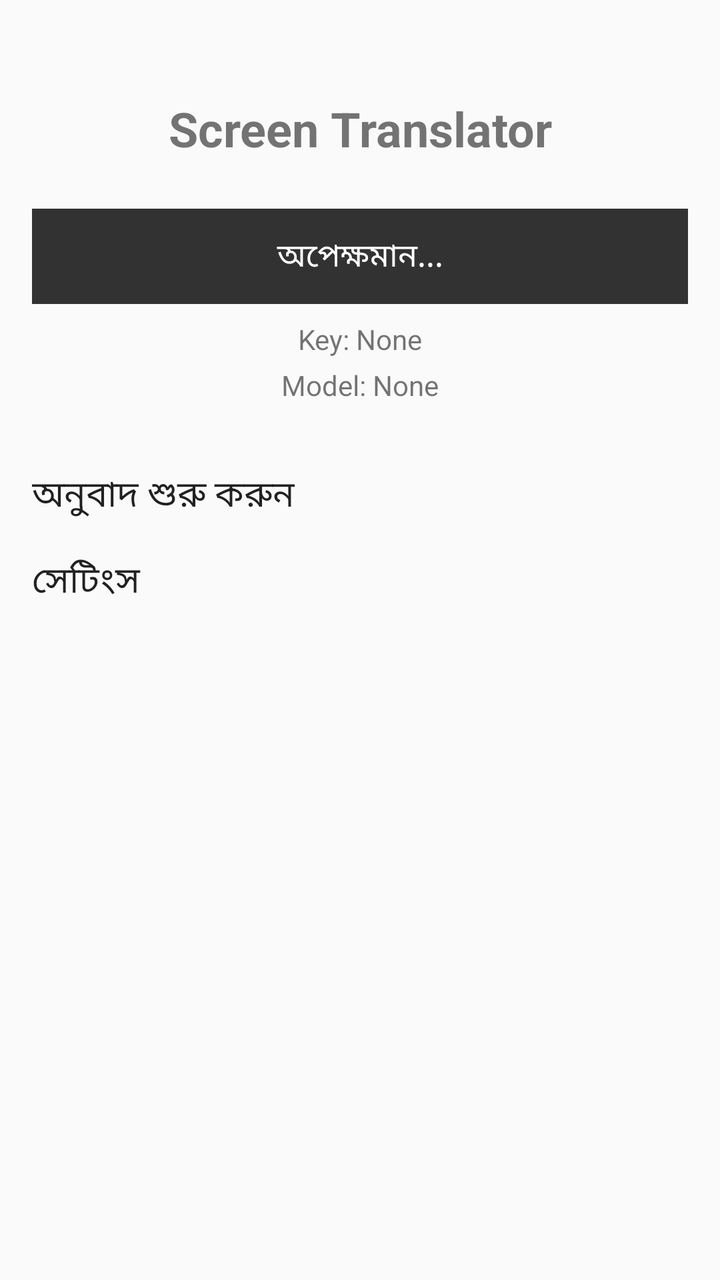
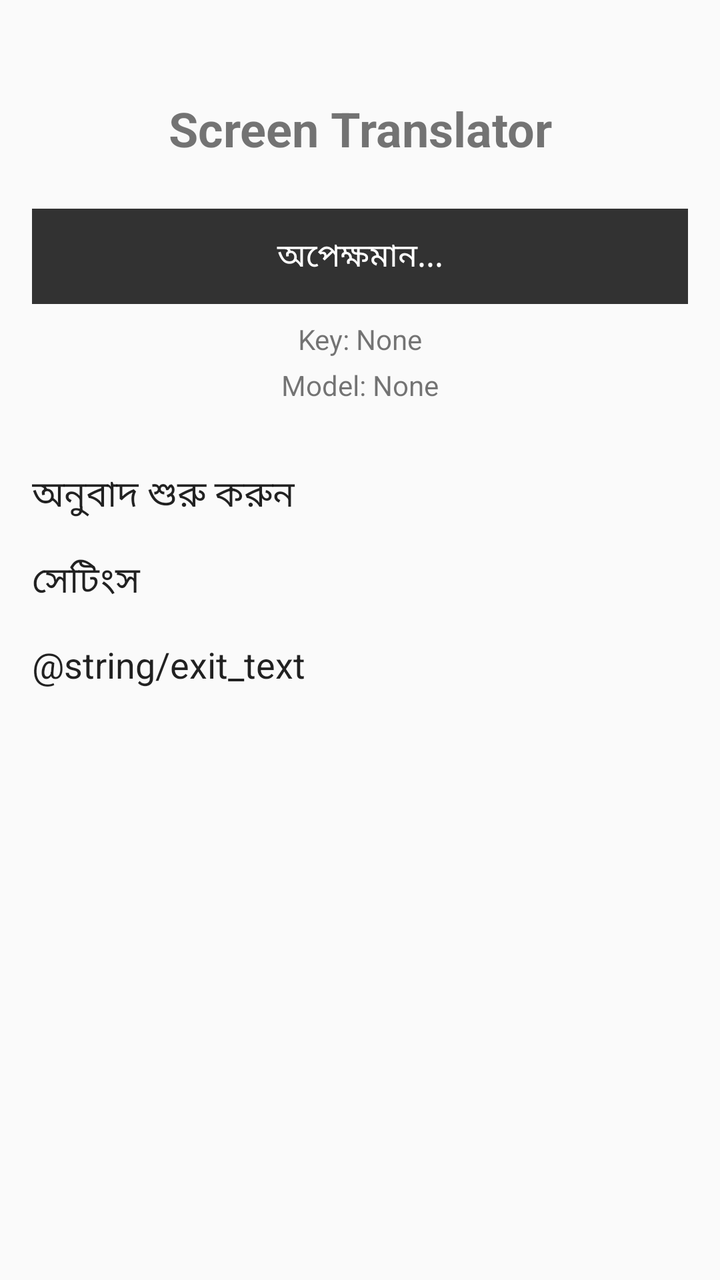

Screens rendered from an Android XML layout before and after an edit, with the pre-edit source and the edit as a unified diff.
<!-- AndroidManifest.xml: application theme Theme.ScreenTranslator -->
<!-- res/layout/activity_main.xml -->
<?xml version="1.0" encoding="utf-8"?>
<androidx.constraintlayout.widget.ConstraintLayout
    xmlns:android="http://schemas.android.com/apk/res/android"
    xmlns:app="http://schemas.android.com/apk/res-auto"
    android:layout_width="match_parent"
    android:layout_height="match_parent"
    android:padding="16dp">

    <TextView
        android:id="@+id/tvTitle"
        android:layout_width="wrap_content"
        android:layout_height="wrap_content"
        android:text="@string/app_name"
        android:textSize="24sp"
        android:textStyle="bold"
        android:layout_marginTop="32dp"
        app:layout_constraintTop_toTopOf="parent"
        app:layout_constraintStart_toStartOf="parent"
        app:layout_constraintEnd_toEndOf="parent" />

    <TextView
        android:id="@+id/tvStatus"
        android:layout_width="match_parent"
        android:layout_height="wrap_content"
        android:text="@string/status_idle"
        android:textSize="16sp"
        android:gravity="center"
        android:layout_marginTop="24dp"
        android:padding="12dp"
        android:background="@color/overlay_bg"
        android:textColor="@color/white"
        app:layout_constraintTop_toBottomOf="@id/tvTitle" />

    <TextView
        android:id="@+id/tvCurrentKey"
        android:layout_width="match_parent"
        android:layout_height="wrap_content"
        android:text="Key: None"
        android:textSize="14sp"
        android:gravity="center"
        android:layout_marginTop="8dp"
        app:layout_constraintTop_toBottomOf="@id/tvStatus" />

    <TextView
        android:id="@+id/tvCurrentModel"
        android:layout_width="match_parent"
        android:layout_height="wrap_content"
        android:text="Model: None"
        android:textSize="14sp"
        android:gravity="center"
        android:layout_marginTop="4dp"
        app:layout_constraintTop_toBottomOf="@id/tvCurrentKey" />

    <Button
        android:id="@+id/btnStart"
        android:layout_width="match_parent"
        android:layout_height="wrap_content"
        android:text="@string/start_translation"
        android:textSize="18sp"
        android:layout_marginTop="32dp"
        app:layout_constraintTop_toBottomOf="@id/tvCurrentModel" />

    <Button
        android:id="@+id/btnSettings"
        android:layout_width="match_parent"
        android:layout_height="wrap_content"
        android:text="@string/settings"
        android:textSize="18sp"
        android:layout_marginTop="16dp"
        app:layout_constraintTop_toBottomOf="@id/btnStart" />

</androidx.constraintlayout.widget.ConstraintLayout>
<!-- resources referenced by this layout -->
<resources>
  <color name="overlay_bg">#CC000000</color>
  <color name="white">#FFFFFF</color>
  <string name="app_name">Screen Translator</string>
  <string name="settings">সেটিংস</string>
  <string name="start_translation">অনুবাদ শুরু করুন</string>
  <string name="status_idle">অপেক্ষমান...</string>
  <style name="Theme.ScreenTranslator" parent="android:Theme.Material.Light.DarkActionBar">
          <item name="android:colorPrimary">@color/primary</item>
          <item name="android:colorPrimaryDark">@color/primary_dark</item>
          <item name="android:colorAccent">@color/accent</item>
      </style>
  <color name="primary">#6200EE</color>
  <color name="primary_dark">#3700B3</color>
  <color name="accent">#03DAC5</color>
</resources>

<!-- the commit's change to res/layout/activity_main.xml (unified diff, before → after) -->
@@ -69,4 +69,13 @@
         android:layout_marginTop="16dp"
         app:layout_constraintTop_toBottomOf="@id/btnStart" />
 
+    <Button
+        android:id="@+id/btnExit"
+        android:layout_width="match_parent"
+        android:layout_height="wrap_content"
+        android:text="@string/exit_text"
+        android:textSize="18sp"
+        android:layout_marginTop="16dp"
+        app:layout_constraintTop_toBottomOf="@id/btnSettings" />
+
 </androidx.constraintlayout.widget.ConstraintLayout>
